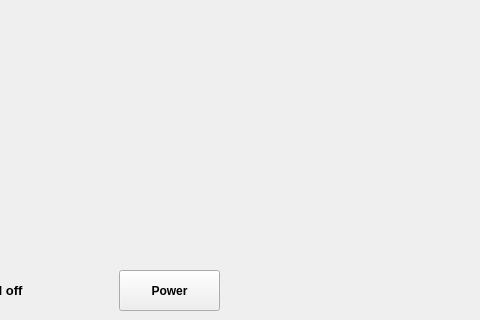
Before: the Qt Designer form code/device.ui in xHWAHx/InsulinPumpSimulator-Group35, drawn with Qt 5; both pictures show x 141 to 621 and y 150 to 470 of the 621 by 470 pixel window.
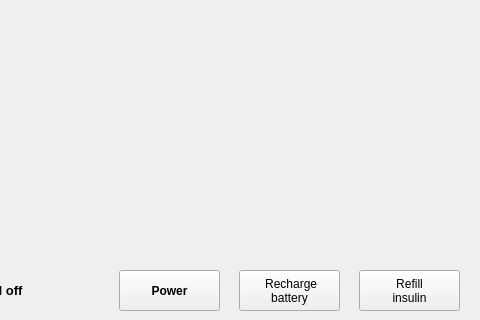
After: the same form once the commit is applied.

Commit message:
Added recharge battery and refill insulin buttons
Added them to the device.ui and connected them to their respective
classes. The classes were also made to inherit QObject because they did
not previously have slot capabilities.

Diff of the .ui file:
```diff
--- a/code/device.ui
+++ b/code/device.ui
@@ -72,6 +72,46 @@
      </rect>
     </property>
    </widget>
+   <widget class="QPushButton" name="chargeBatteryButton">
+    <property name="geometry">
+     <rect>
+      <x>380</x>
+      <y>420</y>
+      <width>101</width>
+      <height>41</height>
+     </rect>
+    </property>
+    <property name="font">
+     <font>
+      <weight>50</weight>
+      <bold>false</bold>
+     </font>
+    </property>
+    <property name="text">
+     <string> Recharge
+battery</string>
+    </property>
+   </widget>
+   <widget class="QPushButton" name="refillInsulinButton">
+    <property name="geometry">
+     <rect>
+      <x>500</x>
+      <y>420</y>
+      <width>101</width>
+      <height>41</height>
+     </rect>
+    </property>
+    <property name="font">
+     <font>
+      <weight>50</weight>
+      <bold>false</bold>
+     </font>
+    </property>
+    <property name="text">
+     <string>Refill
+insulin</string>
+    </property>
+   </widget>
   </widget>
  </widget>
  <resources/>
```
The commit also changes 6 other files.
